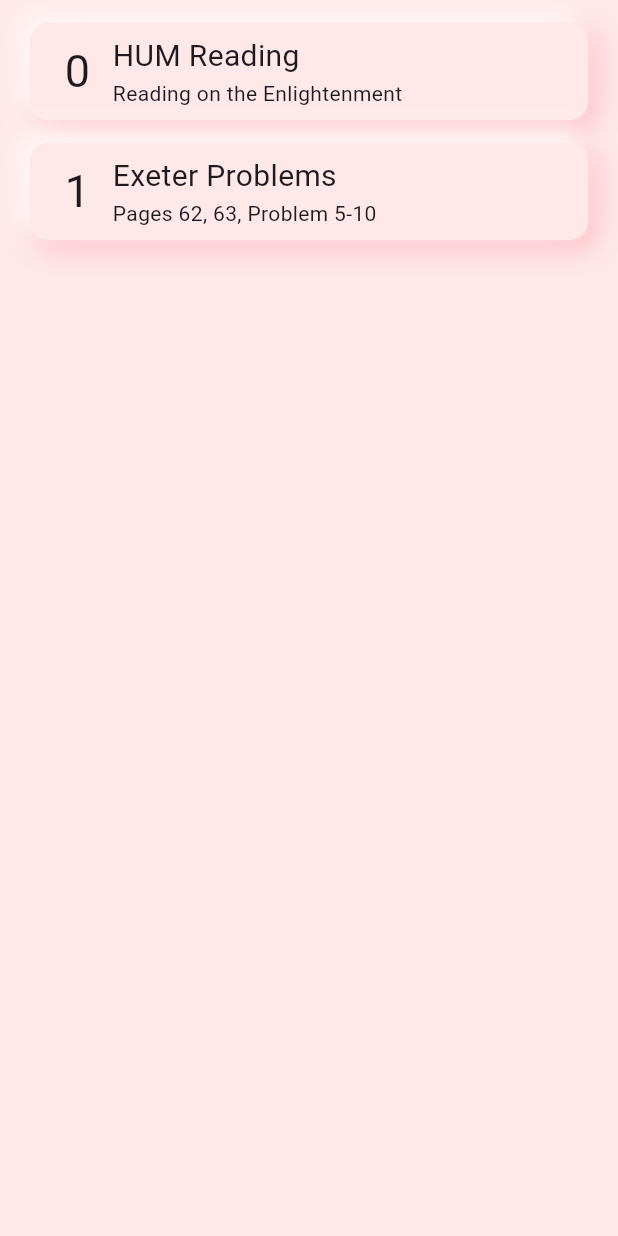
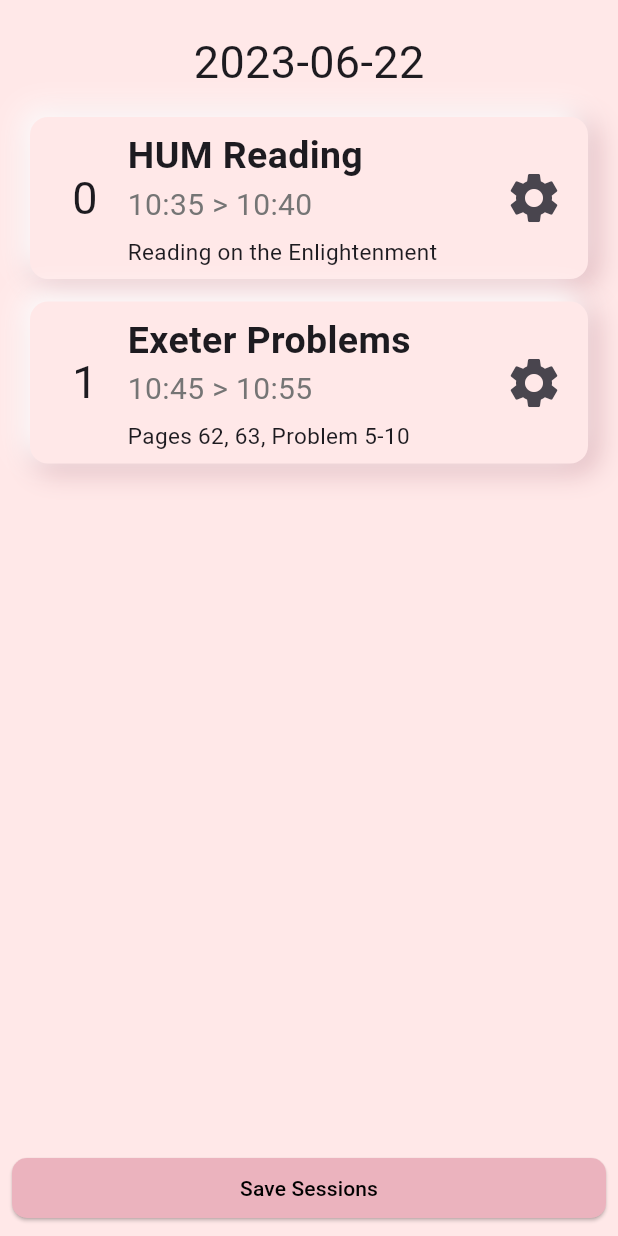
Before and after one commit to aexelqixing/LuRiVa-Flutter-Version, a Flutter app: the screen it shows after launch, on a phone screen of 412 x 824 dp. Run offline on Flutter 3.47's test engine with Material 2 defaults, Android fonts, the phone set to English and light mode, and no system bars.

Commit message:
made progress with the todays sessions page - 06/20/2023

```diff
--- a/lib/components/session_tile.dart
+++ b/lib/components/session_tile.dart
@@ -1,21 +1,29 @@
 import 'package:flutter/material.dart';
+import 'package:intl/intl.dart';
 import 'package:luriva_flutter_ver/themes/light_pink_theme.dart';
 
-Color tile_color = const Color(0xfff7cad0);
-Color light_shadow = const Color(0xfffff0f3);
-Color dark_shadow = const Color(0xfffbb1bd);
+Color tile_color = const Color(0xffdaaeb5);
 
 class SessionTile extends StatelessWidget {
   final String sessionName;
   final String sessionDescription;
   final int index;
 
+  final DateTime startTime;
+  final DateTime endTime;
+
   const SessionTile({
     super.key,
     required this.sessionName,
     required this.sessionDescription,
-    required this.index
+    required this.index,
+    required this.startTime,
+    required this.endTime,
   });
+
+  String formatStartAndEnd() {
+    return "${DateFormat('kk:mm').format(startTime)} > ${DateFormat('kk:mm').format(endTime)}";
+  }
 
   @override
   Widget build(BuildContext context) {
@@ -28,37 +36,67 @@ class SessionTile extends StatelessWidget {
             borderRadius: BorderRadius.circular(12),
             boxShadow: [
               BoxShadow(
-              color: dark_shadow,
-              offset: Offset(4,4),
+                  color: tile_color,
+                  offset: Offset(4, 4),
                   blurRadius: 15,
-              spreadRadius: 1
-            ),
-
+                  spreadRadius: 1),
               BoxShadow(
                   color: Colors.white,
                   offset: Offset(-5, -5),
                   blurRadius: 15,
-              spreadRadius: 1
-            )
-          ]
-        ),
+                  spreadRadius: 1)
+            ]),
         child: Row(
+          mainAxisAlignment: MainAxisAlignment.spaceBetween,
+          children: [
+            Row(
               children: [
                 Padding(
-              padding: const EdgeInsets.symmetric(horizontal: 15.0),
-              child: Text(index.toString(), style: TextStyle(
-                fontSize: 30
-              ),),
+                  padding: const EdgeInsets.symmetric(horizontal: 20.0),
+                  child: Text(
+                    index.toString(),
+                    style: TextStyle(fontSize: 30),
+                  ),
                 ),
                 Column(
                   crossAxisAlignment: CrossAxisAlignment.start,
                   children: [
-                Text(sessionName, style: TextStyle(
-                  fontSize: 20,
-                ),),
-                Text(sessionDescription),
+                    Text(
+                      sessionName,
+                      style: TextStyle(
+                        fontWeight: FontWeight.bold,
+                        fontSize: 25,
+                      ),
+                    ),
+                    Text(
+                      formatStartAndEnd(),
+                      style:
+                          TextStyle(color: Colors.grey.shade600, fontSize: 20),
+                    ),
+                    SizedBox(
+                      height: 6,
+                    ),
+                    Text(
+                      sessionDescription,
+                      style: TextStyle(fontSize: 15),
+                    ),
                   ],
                 ),
+              ],
+            ),
+            Column(
+              crossAxisAlignment: CrossAxisAlignment.end,
+              children: [
+                IconButton(
+                  onPressed: () {},
+                  icon: const Icon(
+                    Icons.settings,
+                    size: 40,
+                  ),
+                  tooltip: 'Edit This Session',
+                ),
+              ],
+            )
           ],
         ),
       ),
--- a/lib/main.dart
+++ b/lib/main.dart
@@ -33,7 +33,7 @@ class MyApp extends StatelessWidget {
         colorScheme: ColorScheme.fromSeed(seedColor: Colors.deepPurple),
         useMaterial3: true,
       ),
-      home: DaysSessions(),
+      home: DaysSessions(day: DateTime.now().add(Duration(days: 2)),),
       debugShowCheckedModeBanner: false,
     );
   }
--- a/lib/screens/days_sessions.dart
+++ b/lib/screens/days_sessions.dart
@@ -1,9 +1,15 @@
 import 'package:flutter/material.dart';
+import 'package:intl/intl.dart';
 import 'package:luriva_flutter_ver/components/session_tile.dart';
 import 'package:luriva_flutter_ver/themes/light_pink_theme.dart';
 
 class DaysSessions extends StatefulWidget {
-  const DaysSessions({Key? key}) : super(key: key);
+  final DateTime day;
+
+  const DaysSessions({
+    super.key,
+    required this.day,
+  });
 
   @override
   State<DaysSessions> createState() => _DaysSessionsState();
@@ -11,19 +17,75 @@ class DaysSessions extends StatefulWidget {
 
 class _DaysSessionsState extends State<DaysSessions> {
   List sessions = [
-    ["HUM Reading", "Reading on the Enlightenment"],
-    ["Exeter Problems", "Pages 62, 63, Problem 5-10"]
+    [
+      "HUM Reading",
+      "Reading on the Enlightenment",
+      DateTime.now().add(Duration(minutes: 5)),
+      DateTime.now().add(Duration(minutes: 10))
+    ],
+    [
+      "Exeter Problems",
+      "Pages 62, 63, Problem 5-10",
+      DateTime.now().add(Duration(minutes: 15)),
+      DateTime.now().add(Duration(minutes: 25))
+    ],
   ];
+
+  String formatDayTitle() {
+    DateTime now = DateTime.now();
+    if (widget.day.year == now.year &&
+        widget.day.month == now.month &&
+        widget.day.day == now.day) {
+      return "Today's Sessions";
+    } else {
+      return DateFormat('yyyy-MM-dd').format(widget.day);
+    }
+  }
 
   @override
   Widget build(BuildContext context) {
     return Scaffold(
       backgroundColor: mintyrose,
-      body: ListView.builder(
-        itemCount: sessions.length,
-          itemBuilder: (context, index) {
-        return SessionTile(sessionName: sessions[index][0], sessionDescription: sessions[index][1], index: index,);
-      }),
+      body: Column(
+        children: [
+          Padding(
+            padding: const EdgeInsets.only(top: 20.0, bottom: 0.0),
+            child: Text(
+              formatDayTitle(),
+              style: TextStyle(fontSize: 30),
+            ),
+          ),
+          Expanded(
+            child: ListView.builder(
+                itemCount: sessions.length,
+                itemBuilder: (context, index) {
+                  return SessionTile(
+                    sessionName: sessions[index][0],
+                    sessionDescription: sessions[index][1],
+                    index: index,
+                    startTime: sessions[index][2],
+                    endTime: sessions[index][3],
+                  );
+                }),
+          ),
+          Padding(
+            padding: const EdgeInsets.all(8.0),
+            child: ElevatedButton(
+                onPressed: () {},
+                style: ElevatedButton.styleFrom(
+                    backgroundColor: amaranth,
+                    foregroundColor: Colors.black,
+                    shape: RoundedRectangleBorder(
+                        borderRadius: BorderRadius.circular(10.0))),
+                child: Row(
+                  mainAxisAlignment: MainAxisAlignment.center,
+                  children: [
+                    Text("Save Sessions"),
+                  ],
+                )),
+          ),
+        ],
+      ),
     );
   }
 }
--- a/pubspec.yaml
+++ b/pubspec.yaml
@@ -35,6 +35,7 @@ dependencies:
   # The following adds the Cupertino Icons font to your application.
   # Use with the CupertinoIcons class for iOS style icons.
   cupertino_icons: ^1.0.2
+  intl: ^0.18.1
 
 dev_dependencies:
   flutter_test:
```
Also changed, not shown: pubspec.lock. Lines whose indentation alone changed are shown as unchanged.
